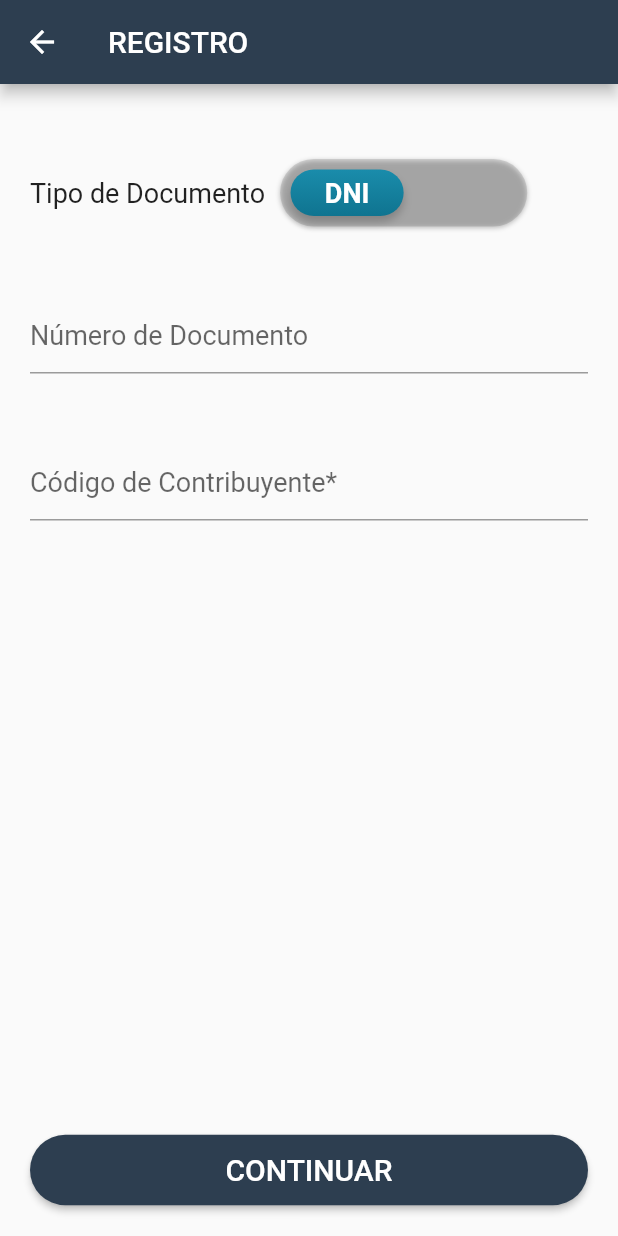
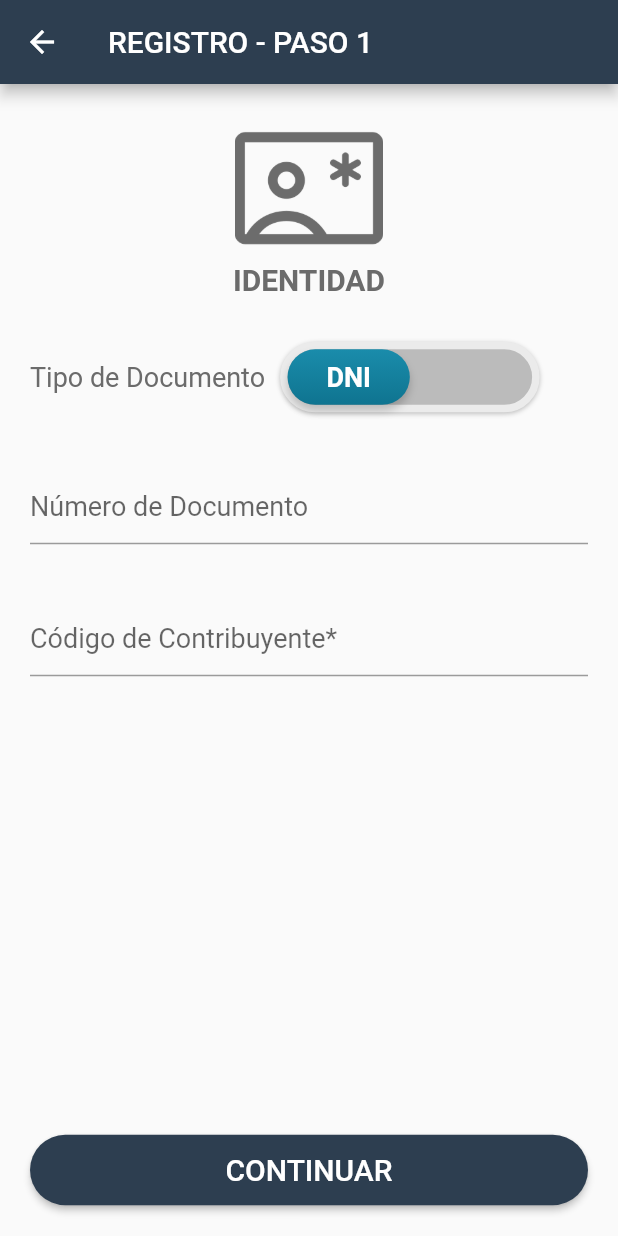
Before and after one commit to aldojreateguip/stcp, a Flutter app: the screen it shows after launch, after a tap on "REGÍSTRATE", on a phone screen of 412 x 824 dp. Run offline on Flutter 3.47's test engine with Material 2 defaults, Android fonts, the phone set to English and light mode, and no system bars; our stand-ins replace hexcolor.

Commit message:
login terminado solo faltaría darle buenas practicas al codigo

```diff
--- a/lib/forgot_password.dart
+++ b/lib/forgot_password.dart
@@ -24,7 +24,7 @@ class ForgotPassword extends StatelessWidget {
                       'Por favor, ingrese el correo electrónico utilizado en su cuenta y le enviaremos un enlace para restablecer su contraseña.',
                       style: TextStyle(
                         fontSize: 18,
-                        color: Colors.blueGrey,
+                        color: Color(0xFF6B6B6B),
                       ),
                       textAlign: TextAlign.justify,
                     ),
--- a/lib/main.dart
+++ b/lib/main.dart
@@ -1,7 +1,5 @@
 import 'package:flutter/material.dart';
-import 'package:stcp/forgot_password.dart';
 import 'package:stcp/homepage.dart';
-import 'package:stcp/register.dart';
 
 void main() {
   runApp(MyApp());
@@ -14,8 +12,6 @@ class MyApp extends StatelessWidget {
       debugShowCheckedModeBanner: false,
       routes: {
         '/': (context) => HomePage(),
-        '/forgot': (context) => ForgotPassword(),
-        '/register': (context) => Register(),
       },
       initialRoute: '/',
     );
--- a/lib/register.dart
+++ b/lib/register.dart
@@ -1,7 +1,7 @@
 import 'package:flutter/material.dart';
 import 'package:flutter/services.dart';
-
 import 'package:stcp/appbar.dart';
+import 'package:stcp/registertwo.dart';
 
 class Register extends StatefulWidget {
   @override
@@ -10,40 +10,45 @@ class Register extends StatefulWidget {
 
 class _RegisterState extends State<Register> {
   int _selectedIndex = 0; // Índice de la opción seleccionada
+  final String imageUrl = 'assets/images/reg1.png';
 
-  @override
-  Widget build(BuildContext context) {
-    return GestureDetector(
-      onTap: () {
-        FocusScope.of(context).unfocus();
-      },
-      child: Scaffold(
-        appBar: const Header(title: 'REGISTRO', background: '#FF2D3E50', height: 56),
-        body: FractionallySizedBox(
-          heightFactor: 1,
-          widthFactor: 1,
-          child: Stack(
+  Widget _buildHeader() {
+    return Column(
       children: [
-              Padding(
-                padding: EdgeInsets.only(top: 50, left: 20, right: 20),
-                child: Column(
-                  crossAxisAlignment: CrossAxisAlignment.start,
-                  children: [
-                    Row(
+        Container(
+          height: MediaQuery.of(context).size.height * 0.12, // Altura del 20% de la pantalla
+          child: Image.asset(imageUrl),
+        ),
+        Text(
+          'IDENTIDAD',
+          style: TextStyle(
+            fontSize: 20,
+            fontWeight: FontWeight.bold,
+            color: Color(0xFF6B6B6B),
+          ),
+        ),
+        Container(
+          margin: EdgeInsets.only(bottom: 30), // Margen inferior de 50
+        ),
+      ],
+    );
+  }
+
+  Widget _buildDocumentTypeSelector() {
+    return Row(
       children: [
         Text(
           'Tipo de Documento',
           style: TextStyle(
             fontSize: 18,
+            color: Color(0xFF6B6B6B),
           ),
         ),
         SizedBox(width: 10),
         Container(
-                          width: MediaQuery.of(context).size.width * 0.4, // 40% del ancho disponible
+          width: MediaQuery.of(context).size.width * 0.42, // 40% del ancho disponible
           alignment: Alignment.centerRight,
-                          padding: EdgeInsets.all(7),
           decoration: BoxDecoration(
-                            color: Colors.black12,
             borderRadius: BorderRadius.circular(30),
             boxShadow: [
               BoxShadow(
@@ -53,18 +58,18 @@ class _RegisterState extends State<Register> {
                 spreadRadius: 0,
               ),
             ],
+            border: Border.all(
+              color: Color.fromRGBO(235, 235, 235, 1),
+              width: 5,
+            ),
           ),
           child: Row(
             children: [
               Expanded(
                 child: GestureDetector(
-                                  onTap: () {
-                                    setState(() {
-                                      _selectedIndex = 0;
-                                    });
-                                  },
+                  onTap: () => setState(() => _selectedIndex = 0),
                   child: Container(
-                                    padding: EdgeInsets.symmetric(vertical: 5),
+                    padding: EdgeInsets.symmetric(vertical: 8),
                     decoration: BoxDecoration(
                       borderRadius: BorderRadius.circular(50),
                       gradient: _selectedIndex == 0
@@ -99,13 +104,9 @@ class _RegisterState extends State<Register> {
               ),
               Expanded(
                 child: GestureDetector(
-                                  onTap: () {
-                                    setState(() {
-                                      _selectedIndex = 1;
-                                    });
-                                  },
+                  onTap: () => setState(() => _selectedIndex = 1),
                   child: Container(
-                                    padding: EdgeInsets.symmetric(vertical: 5),
+                    padding: EdgeInsets.symmetric(vertical: 8),
                     decoration: BoxDecoration(
                       borderRadius: BorderRadius.circular(50),
                       gradient: _selectedIndex == 1
@@ -142,12 +143,15 @@ class _RegisterState extends State<Register> {
           ),
         ),
       ],
-                    ),
-                    Padding(
-                      padding: EdgeInsets.only(top: 50),
+    );
+  }
+
+  Widget _buildNumberInput(String labelText) {
+    return Padding(
+      padding: EdgeInsets.only(top: 40),
       child: TextField(
         decoration: InputDecoration(
-                          labelText: 'Número de Documento',
+          labelText: labelText,
           contentPadding: EdgeInsets.zero,
         ),
         style: TextStyle(
@@ -158,35 +162,55 @@ class _RegisterState extends State<Register> {
         keyboardType: TextInputType.number, // Establecer el tipo de teclado a numérico
         inputFormatters: [FilteringTextInputFormatter.digitsOnly],
       ),
+    );
+  }
+
+  @override
+  Widget build(BuildContext context) {
+    return GestureDetector(
+      onTap: () {
+        FocusScope.of(context).unfocus();
+      },
+      child: Scaffold(
+        appBar: const Header(title: 'REGISTRO - PASO 1', background: '#FF2D3E50', height: 56),
+        body: ListView(
+          keyboardDismissBehavior: ScrollViewKeyboardDismissBehavior.onDrag,
+          padding: EdgeInsets.symmetric(vertical: 20, horizontal: 20),
+          children: [
+            Align(
+              alignment: Alignment.center,
+              child: _buildHeader(),
             ),
-                    Padding(
-                      padding: EdgeInsets.only(top: 50),
-                      child: TextField(
-                        decoration: InputDecoration(
-                          labelText: 'Código de Contribuyente*',
-                          contentPadding: EdgeInsets.zero,
-                        ),
-                        style: TextStyle(
-                          fontSize: 18,
-                        ),
-                        cursorHeight: 25,
-                        cursorRadius: Radius.circular(2),
-                        keyboardType: TextInputType.number, // Establecer el tipo de teclado a numérico
-                        inputFormatters: [FilteringTextInputFormatter.digitsOnly],
-                      ),
-                    ),
+            _buildDocumentTypeSelector(),
+            _buildNumberInput('Número de Documento'),
+            _buildNumberInput('Código de Contribuyente*'),
           ],
         ),
-              ),
-              Align(
-                alignment: Alignment.bottomCenter,
-                child: FractionallySizedBox(
-                  widthFactor: 1,
-                  child: Padding(
+        bottomNavigationBar: Padding(
           padding: EdgeInsets.all(20),
           child: ElevatedButton(
             onPressed: () {
-                        // Acción a realizar cuando se presione el botón
+              Navigator.push(
+                context,
+                PageRouteBuilder(
+                  transitionDuration: Duration(milliseconds: 500), // Ajusta la duración de la transición
+                  transitionsBuilder: (context, animation, secondaryAnimation, child) {
+                    var begin = Offset(1.0, 0.0); // Inicio de la transición desde la derecha
+                    var end = Offset.zero; // Fin de la transición en la posición actual
+                    var tween = Tween(begin: begin, end: end).chain(CurveTween(curve: Curves.easeInOut));
+                    var offsetAnimation = animation.drive(tween);
+
+                    return FadeTransition(
+                      opacity: animation, // Aplica el efecto de desvanecimiento
+                      child: SlideTransition(
+                        position: offsetAnimation,
+                        child: child,
+                      ),
+                    );
+                  },
+                  pageBuilder: (context, animation, secondaryAnimation) => Registertwo(),
+                ),
+              );
             },
             child: Text(
               'CONTINUAR',
@@ -204,11 +228,6 @@ class _RegisterState extends State<Register> {
           ),
         ),
       ),
-              ),
-            ],
-          ),
-        ),
-      ),
     );
   }
 }
--- a/lib/widgets/Login/body.dart
+++ b/lib/widgets/Login/body.dart
@@ -1,4 +1,7 @@
 import 'package:flutter/material.dart';
+
+import '../../forgot_password.dart';
+import '../../register.dart';
 
 class LoginBody extends StatelessWidget {
   @override
@@ -124,7 +127,27 @@ class LoginBody extends StatelessWidget {
                           padding: EdgeInsets.only(right: 8),
                           child: ElevatedButton(
                             onPressed: () {
-                              Navigator.pushNamed(context, '/register');
+                              Navigator.push(
+                                context,
+                                PageRouteBuilder(
+                                  transitionDuration: Duration(milliseconds: 250), // Ajusta la duración de la transición
+                                  transitionsBuilder: (context, animation, secondaryAnimation, child) {
+                                    var begin = Offset(0.0, 0.1); // Inicio de la transición desde la derecha
+                                    var end = Offset.zero; // Fin de la transición en la posición actual
+                                    var tween = Tween(begin: begin, end: end).chain(CurveTween(curve: Curves.easeInOut));
+                                    var offsetAnimation = animation.drive(tween);
+
+                                    return FadeTransition(
+                                      opacity: animation, // Aplica el efecto de desvanecimiento
+                                      child: SlideTransition(
+                                        position: offsetAnimation,
+                                        child: child,
+                                      ),
+                                    );
+                                  },
+                                  pageBuilder: (context, animation, secondaryAnimation) => Register(),
+                                ),
+                              );
                             },
                             child: Text(
                               'REGÍSTRATE',
@@ -150,7 +173,27 @@ class LoginBody extends StatelessWidget {
                           padding: EdgeInsets.only(left: 8),
                           child: ElevatedButton(
                             onPressed: () {
-                              Navigator.pushNamed(context, '/forgot');
+                              Navigator.push(
+                                context,
+                                PageRouteBuilder(
+                                  transitionDuration: Duration(milliseconds: 250), // Ajusta la duración de la transición
+                                  transitionsBuilder: (context, animation, secondaryAnimation, child) {
+                                    var begin = Offset(0.0, 0.1); // Inicio de la transición desde la derecha
+                                    var end = Offset.zero; // Fin de la transición en la posición actual
+                                    var tween = Tween(begin: begin, end: end).chain(CurveTween(curve: Curves.easeInOut));
+                                    var offsetAnimation = animation.drive(tween);
+
+                                    return FadeTransition(
+                                      opacity: animation, // Aplica el efecto de desvanecimiento
+                                      child: SlideTransition(
+                                        position: offsetAnimation,
+                                        child: child,
+                                      ),
+                                    );
+                                  },
+                                  pageBuilder: (context, animation, secondaryAnimation) => ForgotPassword(),
+                                ),
+                              );
                             },
                             child: Text(
                               'FORGOT PASSWORD',
```
Also changed, not shown: lib/registerfour.dart (added, +108 -0 lines), lib/registerthree.dart (added, +135 -0 lines), lib/registertwo.dart (added, +140 -0 lines), assets/images/reg1.png (added), assets/images/reg2.png (added), assets/images/reg3.png (added), assets/images/reg4.png (added). Lines whose indentation alone changed are shown as unchanged.
